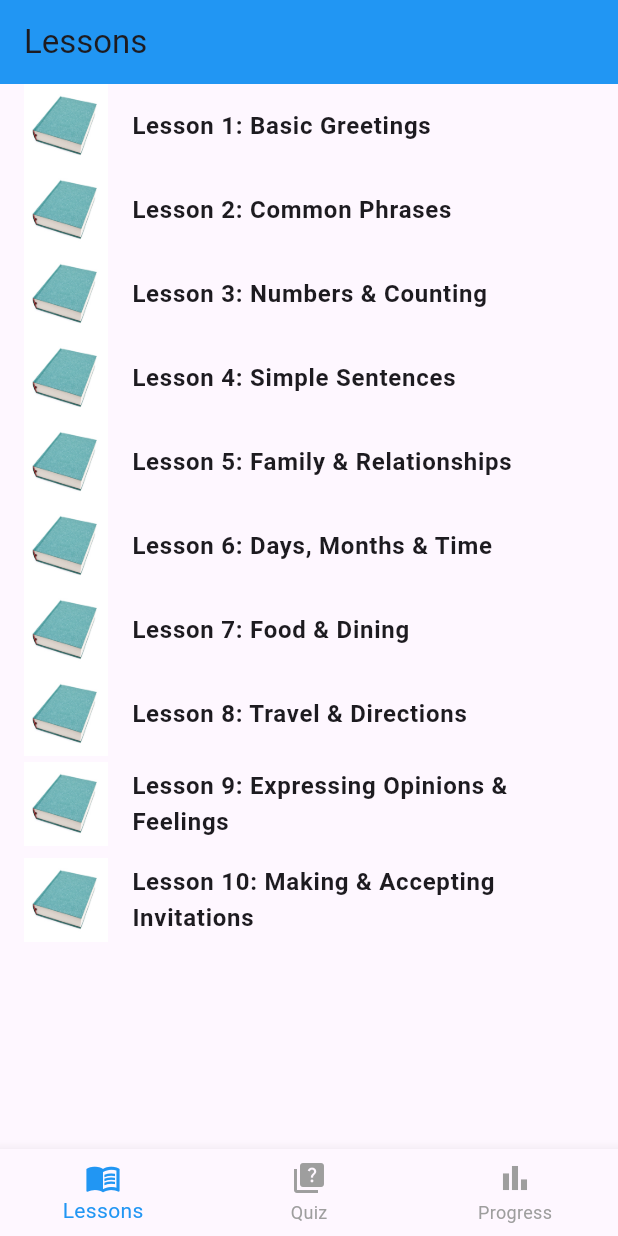
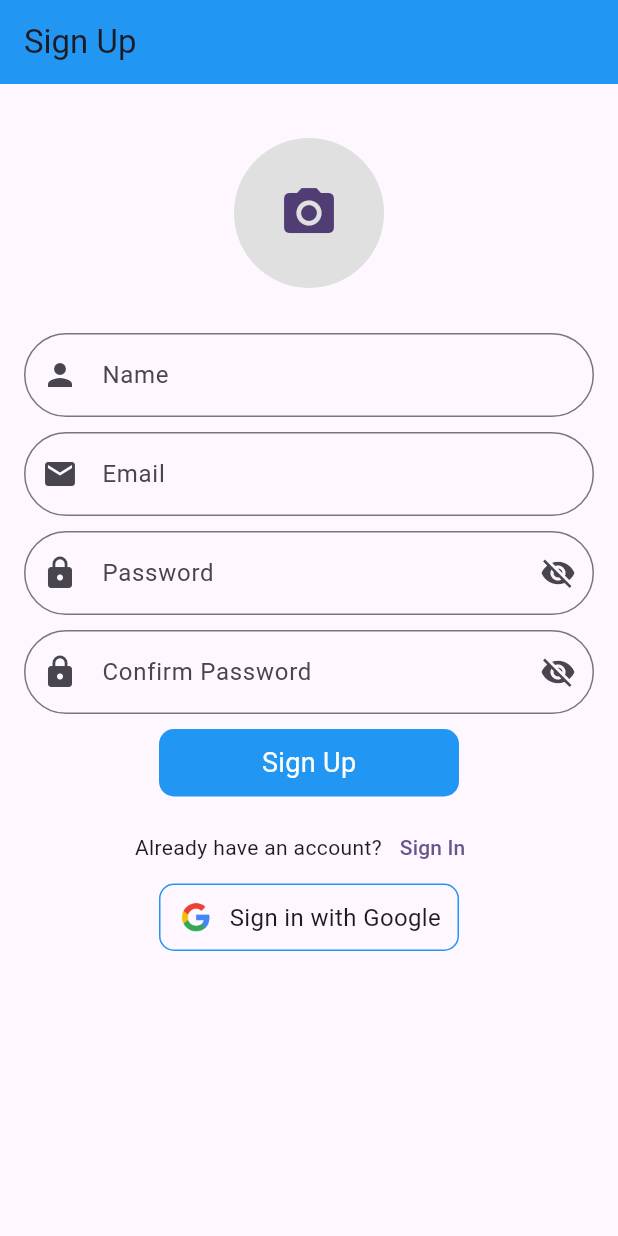
Before and after one commit to Muhammad-Rashid-172002/Language_Learning_App, a Flutter app: the screen it shows after launch, on a phone screen of 412 x 824 dp. Run offline on Flutter 3.47's test engine with Material 3 defaults, Android fonts, the light colour scheme and no system bars; our stand-ins replace firebase_auth, firebase_core, google_fonts, google_sign_in, image_picker, lottie; accounts and stored records are empty; Roboto replaces fonts that are missing (Aclonica).

Commit message:
Sign In with Google done

```diff
--- a/lib/Views/home/Language.dart
+++ b/lib/Views/home/Language.dart
@@ -1,5 +1,4 @@
 import 'package:flutter/material.dart';
-import 'package:google_fonts/google_fonts.dart';
 import 'package:language_app/Views/home/LessonScreen.dart';
 import 'package:language_app/Views/home/QuizScreen.dart';
 import 'package:language_app/Views/home/progressScreen.dart';
--- a/lib/Views/home/Splash_Screen/SplashScreen.dart
+++ b/lib/Views/home/Splash_Screen/SplashScreen.dart
@@ -1,5 +1,5 @@
 import 'package:flutter/material.dart';
-import 'package:language_app/Views/home/Language.dart';
+import 'package:language_app/Views/home/auth_module/sigin_screen.dart';
 import 'package:lottie/lottie.dart';
 
 class Splashscreen extends StatefulWidget {
@@ -17,7 +17,7 @@ class _SplashscreenState extends State<Splashscreen> {
     Future.delayed(Duration(seconds: 6), () {
       Navigator.pushReplacement(
         context,
-        MaterialPageRoute(builder: (context) => Language()),
+        MaterialPageRoute(builder: (context) => SigninScreen()),
       );
     });
   }
--- /dev/null
+++ b/lib/Views/home/auth_module/sigin_screen.dart
@@ -0,0 +1,351 @@
+import 'dart:io';
+import 'package:firebase_auth/firebase_auth.dart';
+import 'package:flutter/material.dart';
+import 'package:google_sign_in/google_sign_in.dart';
+import 'package:image_picker/image_picker.dart';
+import 'package:language_app/Views/home/Language.dart';
+import 'package:language_app/Views/home/auth_module/signup_screen.dart';
+
+class SigninScreen extends StatefulWidget {
+  const SigninScreen({super.key});
+
+  @override
+  State<SigninScreen> createState() => _SigninScreenState();
+}
+
+class _SigninScreenState extends State<SigninScreen> {
+  final GlobalKey<FormState> _formKey = GlobalKey<FormState>();
+
+  final TextEditingController nameController = TextEditingController();
+  final TextEditingController emailController = TextEditingController();
+  final TextEditingController passwordController = TextEditingController();
+  final TextEditingController confirmPasswordController =
+      TextEditingController();
+  bool _isPasswordVisible = false; // Password visibility state
+  bool _isConfirmPasswordVisible = false; // Confirm Password visibility state
+  bool _isloading = false;
+
+  bool _isLoading = false;
+  File? _image;
+  final ImagePicker picker = ImagePicker();
+
+  @override
+  void initState() {
+    super.initState();
+    _checkUserLoggedIn();
+  }
+
+  // Check if user is already signed in
+  void _checkUserLoggedIn() async {
+    User? user = FirebaseAuth.instance.currentUser;
+    if (user != null) {
+      Navigator.pushReplacement(
+        context,
+        MaterialPageRoute(builder: (context) => Language()),
+      );
+    }
+  }
+
+  // Google Sign-In Function (Fixed)
+  Future<void> _signInWithGoogle() async {
+    setState(() => _isLoading = true);
+    try {
+      final GoogleSignIn googleSignIn = GoogleSignIn();
+      await googleSignIn.signOut();
+      final GoogleSignInAccount? googleUser = await googleSignIn.signIn();
+      if (googleUser == null) {
+        setState(() => _isLoading = false);
+        ScaffoldMessenger.of(context).showSnackBar(
+          SnackBar(content: Text('Google Sign-In cancel by User')),
+        );
+        return;
+      }
+      final GoogleSignInAuthentication googleAuth =
+          await googleUser.authentication;
+      final credential = GoogleAuthProvider.credential(
+        accessToken: googleAuth.accessToken,
+        idToken: googleAuth.idToken,
+      );
+      await FirebaseAuth.instance.signInWithCredential(credential);
+      Navigator.pushReplacement(
+        context,
+        MaterialPageRoute(builder: (context) => Language()),
+      );
+    } catch (error) {
+      ScaffoldMessenger.of(
+        context,
+      ).showSnackBar(SnackBar(content: Text('Google Sigin Faild: $error')));
+    } finally {
+      setState(() => _isLoading = false);
+    }
+  }
+
+  // Image Picker Function
+  Future<void> _pickImage(ImageSource source) async {
+    final pickedFile = await picker.pickImage(source: source);
+    if (pickedFile != null) {
+      setState(() {
+        _image = File(pickedFile.path);
+      });
+    }
+  }
+
+  void _showPicker(BuildContext context) {
+    showModalBottomSheet(
+      context: context,
+      builder: (BuildContext bc) {
+        return SafeArea(
+          child: Wrap(
+            children: <Widget>[
+              ListTile(
+                leading: const Icon(Icons.photo_library),
+                title: const Text('Gallery'),
+                onTap: () async {
+                  await _pickImage(ImageSource.gallery);
+                  if (mounted) setState(() {});
+                  Navigator.of(context).pop();
+                },
+              ),
+              ListTile(
+                leading: const Icon(Icons.photo_camera),
+                title: const Text('Camera'),
+                onTap: () async {
+                  await _pickImage(ImageSource.camera);
+                  if (mounted) setState(() {});
+                  Navigator.of(context).pop();
+                },
+              ),
+            ],
+          ),
+        );
+      },
+    );
+  }
+
+  @override
+  Widget build(BuildContext context) {
+    return Scaffold(
+      appBar: AppBar(
+        title: const Text('Sign Up'),
+        backgroundColor: Colors.blue,
+      ),
+      body: SingleChildScrollView(
+        child: Padding(
+          padding: const EdgeInsets.all(16.0),
+          child: Form(
+            key: _formKey,
+            child: Column(
+              children: [
+                const SizedBox(height: 20),
+
+                // Profile Image Picker
+                GestureDetector(
+                  onTap: () => _showPicker(context),
+                  child: CircleAvatar(
+                    radius: 50,
+                    backgroundColor: Colors.grey.shade300,
+                    backgroundImage: _image != null ? FileImage(_image!) : null,
+                    child:
+                        _image == null
+                            ? const Icon(Icons.camera_alt, size: 40)
+                            : null,
+                  ),
+                ),
+
+                const SizedBox(height: 30),
+
+                // Name Field
+                TextFormField(
+                  controller: nameController,
+                  decoration: InputDecoration(
+                    labelText: 'Name',
+                    prefixIcon: Icon(Icons.person),
+                    border: OutlineInputBorder(
+                      borderRadius: BorderRadius.circular(30),
+                    ),
+                  ),
+                  validator:
+                      (value) =>
+                          value == null || value.isEmpty
+                              ? 'Please enter a name'
+                              : null,
+                ),
+                const SizedBox(height: 10),
+
+                // Email Field
+                TextFormField(
+                  controller: emailController,
+
+                  keyboardType: TextInputType.emailAddress,
+                  decoration: InputDecoration(
+                    labelText: 'Email',
+                    prefixIcon: Icon(Icons.email),
+                    border: OutlineInputBorder(
+                      borderRadius: BorderRadius.circular(30),
+                    ),
+                  ),
+                  validator: (value) {
+                    if (value == null || value.isEmpty)
+                      return 'Please enter an email';
+                    if (!RegExp(
+                      r'^[a-zA-Z0-9._%+-]+@[a-zA-Z0-9.-]+\.[a-zA-Z]{2,4}$',
+                    ).hasMatch(value)) {
+                      return 'Enter a valid email';
+                    }
+                    return null;
+                  },
+                ),
+                const SizedBox(height: 10),
+
+                // Password Field
+                TextFormField(
+                  controller: passwordController,
+                  obscureText: !_isPasswordVisible,
+                  decoration: InputDecoration(
+                    labelText: 'Password',
+                    prefixIcon: const Icon(Icons.lock),
+                    border: OutlineInputBorder(
+                      borderRadius: BorderRadius.circular(30),
+                    ),
+                    suffixIcon: IconButton(
+                      icon: Icon(
+                        _isPasswordVisible
+                            ? Icons.visibility
+                            : Icons.visibility_off,
+                      ),
+                      onPressed: () {
+                        setState(() {
+                          _isPasswordVisible = !_isPasswordVisible;
+                        });
+                      },
+                    ),
+                  ),
+                  validator: (value) {
+                    if (value == null || value.isEmpty) {
+                      return 'Please enter a password';
+                    }
+                    if (value.length < 6) {
+                      return 'Password must be at least 6 characters';
+                    }
+                    return null;
+                  },
+                ),
+                const SizedBox(height: 10),
+
+                // Confirmed Password
+                TextFormField(
+                  controller: confirmPasswordController,
+                  obscureText: !_isConfirmPasswordVisible,
+                  decoration: InputDecoration(
+                    labelText: 'Confirm Password',
+                    prefixIcon: const Icon(Icons.lock),
+                    border: OutlineInputBorder(
+                      borderRadius: BorderRadius.circular(30),
+                    ),
+                    suffixIcon: IconButton(
+                      icon: Icon(
+                        _isConfirmPasswordVisible
+                            ? Icons.visibility
+                            : Icons.visibility_off,
+                      ),
+                      onPressed: () {
+                        setState(() {
+                          _isConfirmPasswordVisible =
+                              !_isConfirmPasswordVisible;
+                        });
+                      },
+                    ),
+                  ),
+                  validator: (value) {
+                    if (value == null || value.isEmpty) {
+                      return 'Please confirm your password';
+                    }
+                    if (value.length < 6) {
+                      return 'Password must be at least 6 characters';
+                    }
+                    if (value != passwordController.text) {
+                      return 'Passwords do not match';
+                    }
+                    return null;
+                  },
+                ),
+                SizedBox(height: 10),
+
+                // Sign Up Button
+                GestureDetector(
+                  onTap: () {},
+                  child: Container(
+                    height: 45,
+                    width: 200,
+                    decoration: BoxDecoration(
+                      color: Colors.blue,
+                      borderRadius: BorderRadius.circular(10),
+                    ),
+                    child: Center(
+                      child:
+                          _isLoading
+                              ? const CircularProgressIndicator(
+                                color: Colors.white,
+                              )
+                              : const Text(
+                                'Sign Up',
+                                style: TextStyle(
+                                  color: Colors.white,
+                                  fontSize: 18,
+                                ),
+                              ),
+                    ),
+                  ),
+                ),
+                const SizedBox(height: 10),
+
+                // Already have an account?
+                Row(
+                  mainAxisAlignment: MainAxisAlignment.center,
+                  children: [
+                    const Text('Already have an account?'),
+                    TextButton(
+                      onPressed: () {
+                        Navigator.push(
+                          context,
+                          MaterialPageRoute(
+                            builder: (context) => SignupScreen(),
+                          ),
+                        );
+                      },
+                      child: const Text('Sign In'),
+                    ),
+                  ],
+                ),
+
+                // Google Sign-In Button
+                GestureDetector(
+                  onTap: _signInWithGoogle,
+                  child: Container(
+                    height: 45,
+                    width: 200,
+                    decoration: BoxDecoration(
+                      border: Border.all(color: Colors.blue),
+                      borderRadius: BorderRadius.circular(10),
+                    ),
+                    child: Row(
+                      mainAxisAlignment: MainAxisAlignment.center,
+                      children: [
+                        Image.asset("assets/images/google.png", height: 25),
+                        const SizedBox(width: 10),
+                        const Text(
+                          "Sign in with Google",
+                          style: TextStyle(fontSize: 16),
+                        ),
+                      ],
+                    ),
+                  ),
+                ),
+              ],
+            ),
+          ),
+        ),
+      ),
+    );
+  }
+}
--- a/pubspec.yaml
+++ b/pubspec.yaml
@@ -36,6 +36,10 @@ dependencies:
   cupertino_icons: ^1.0.8
   lottie: ^2.6.0
   google_fonts: ^6.2.1
+  firebase_auth: ^5.5.1
+  firebase_core: ^3.12.1
+  image_picker: ^1.1.2
+  google_sign_in: ^6.3.0
 
 dev_dependencies:
   flutter_test:
@@ -67,6 +71,7 @@ flutter:
     - assets/images/lesson.jpg
     - assets/images/Quiz.jpg
     - assets/images/progress.jpeg
+    - assets/images/google.png
   #   - images/a_dot_ham.jpeg
 
   # An image asset can refer to one or more resolution-specific "variants", see
```
Also changed, not shown: lib/Views/home/auth_module/signup_screen.dart (added, +294 -0 lines), assets/images/google.png (added), firebase.json (added), lib/firebase_options.dart (added), pubspec.lock, 8 other files.
